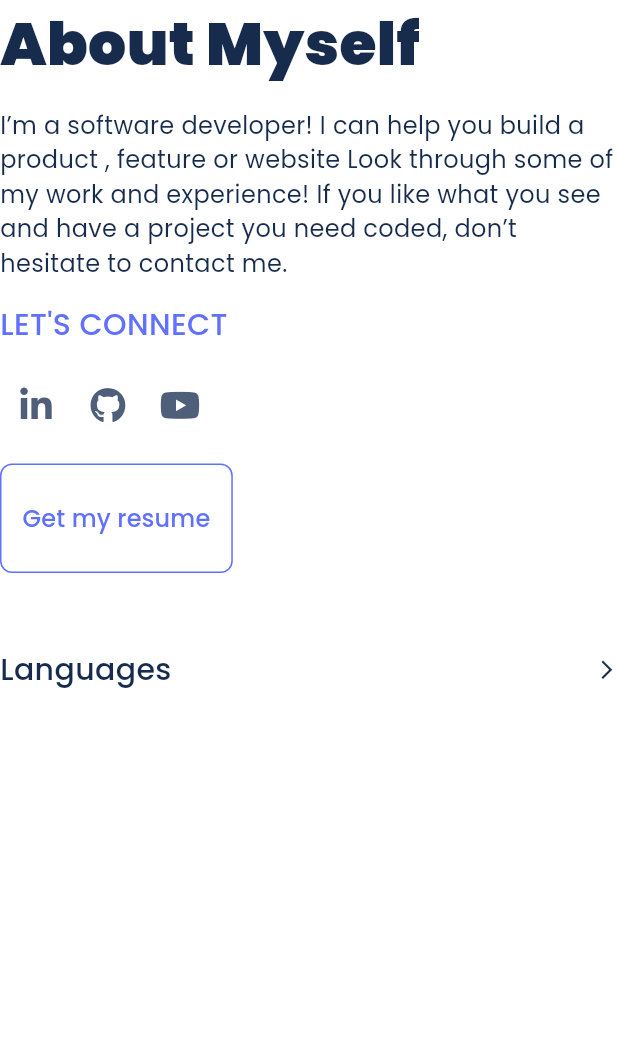
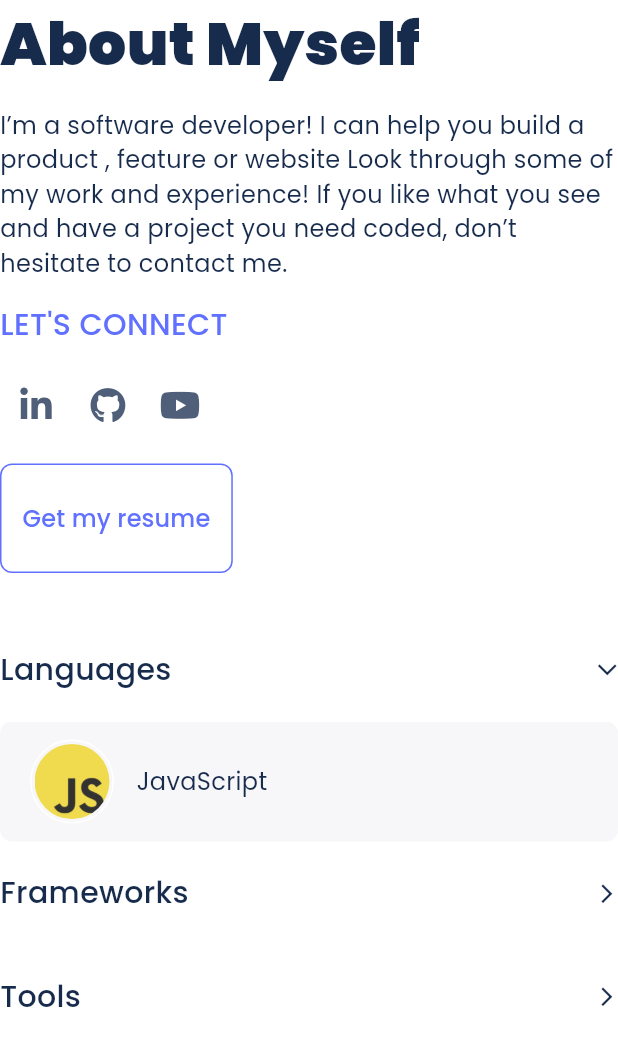
Before and after one commit to Salimer/portfolio-flutter, a Flutter app: the AboutMeWidget widget shown alone on an empty page, opened directly, after a tap on "Languages", on a phone screen of 412 x 824 dp. Shown: the top 1046 px of the screen. Run offline on Flutter 3.47's test engine with Material 3 defaults, Android fonts, the phone set to English and light mode, and no system bars; our stand-ins replace flutter_riverpod, flutter_svg, font_awesome_flutter, riverpod_annotation; generated files the repository leaves out were written again.

Commit message:
Add stacks section

```diff
--- a/lib/core/constants/keys_enums.dart
+++ b/lib/core/constants/keys_enums.dart
@@ -0,0 +1 @@
+enum StackDropdownTypesEnum { languages, frameworks, tools }
--- a/lib/core/constants/layout.dart
+++ b/lib/core/constants/layout.dart
@@ -12,4 +12,7 @@ class Layout {
   static const double bigRadius = 100;
   static const double mediumRadius = 16;
   static const double smallRadius = 8;
+
+  // Height
+  static const double technologyCardHeight = 80;
 }
--- /dev/null
+++ b/lib/features/home/data/models/technology_item_model.dart
@@ -0,0 +1,11 @@
+import 'package:flutter/material.dart' show Widget;
+
+class TechnologyItemModel {
+  final String name;
+  final Widget image;
+
+  TechnologyItemModel({
+    required this.name,
+    required this.image,
+  });
+}
--- a/lib/features/home/presentation/widgets/aboutme/about_me_widget.dart
+++ b/lib/features/home/presentation/widgets/aboutme/about_me_widget.dart
@@ -1,12 +1,12 @@
 import 'package:flutter/material.dart';
-import 'package:flutter_riverpod/flutter_riverpod.dart';
 
 import '../../../../../core/constants/app_colors.dart';
+import '../../../../../core/constants/keys_enums.dart';
 import '../../../../../core/constants/layout.dart';
 import '../../../../../core/constants/text_styles.dart';
-import '../../../providers/is_dropdown_expanded.dart';
 import '../custom_outlined_button.dart';
 import '../social_media_icons.dart';
+import 'stack_item_widget.dart';
 
 class AboutMeWidget extends StatelessWidget {
   const AboutMeWidget({
@@ -35,65 +35,9 @@ class AboutMeWidget extends StatelessWidget {
         const SizedBox(height: Layout.mediumSpace),
         const CustomOutlinedButton(text: "Get my resume"),
         const SizedBox(height: Layout.mediumSpace * 2),
-        Consumer(builder: (context, ref, child) {
-          final isExpanded = ref.watch(isDropdownExpandedProvider);
-          return Column(
-            children: [
-              GestureDetector(
-                onTap: () {
-                  ref.read(isDropdownExpandedProvider.notifier).toggle();
-                },
-                child: Padding(
-                  padding: const EdgeInsets.symmetric(vertical: 20),
-                  child: Row(
-                    mainAxisAlignment: MainAxisAlignment.spaceBetween,
-                    children: [
-                      Text("Languages", style: TextStyles.medium20),
-                      AnimatedRotation(
-                        turns: isExpanded ? 0.25 : 0,
-                        duration: const Duration(milliseconds: 300),
-                        curve: Curves.easeIn,
-                        child: Icon(
-                          Icons.arrow_forward_ios,
-                          color: AppColors.identity[900],
-                          size: 15,
-                        ),
-                      ),
-                    ],
-                  ),
-                ),
-              ),
-              AnimatedContainer(
-                duration: const Duration(milliseconds: 300),
-                height: isExpanded ? null : 0,
-                child: Column(
-                  children: [
-                    Container(
-                      padding: const EdgeInsets.symmetric(
-                        horizontal: Layout.horizontalPadding,
-                        vertical: Layout.mediumSpace,
-                      ),
-                      decoration: BoxDecoration(
-                        color: AppColors.backgroundThemeColor,
-                        borderRadius: BorderRadius.circular(20),
-                      ),
-                      child: Row(
-                        children: [
-                          CircleAvatar(
-                            radius: 20,
-                            backgroundColor: Colors.red,
-                          ),
-                          const SizedBox(width: Layout.mediumSpace),
-                          Text("JavaScript", style: TextStyles.regular16),
-                        ],
-                      )
-                    )
-                  ],
-                ),
-              ),
-            ],
-          );
-        })
+        const StackItemWidget(type: StackDropdownTypesEnum.languages),
+        const StackItemWidget(type: StackDropdownTypesEnum.frameworks),
+        const StackItemWidget(type: StackDropdownTypesEnum.tools),
       ],
     );
   }
--- /dev/null
+++ b/lib/features/home/presentation/widgets/aboutme/stack_item_widget.dart
@@ -0,0 +1,133 @@
+import 'package:flutter/material.dart';
+import 'package:flutter_riverpod/flutter_riverpod.dart';
+
+import '../../../../../assets/gen/assets.gen.dart';
+import '../../../../../core/constants/app_colors.dart';
+import '../../../../../core/constants/keys_enums.dart';
+import '../../../../../core/constants/layout.dart';
+import '../../../../../core/constants/text_styles.dart';
+import '../../../data/models/technology_item_model.dart';
+import '../../../providers/is_frameworks_dropdown_expanded.dart';
+import '../../../providers/is_languages_dropdown_expanded.dart';
+import '../../../providers/is_tools_dropdown_expanded.dart';
+import 'technology_card.dart';
+
+class StackItemWidget extends ConsumerWidget {
+  const StackItemWidget({
+    super.key,
+    required this.type,
+  });
+
+  final StackDropdownTypesEnum type;
+
+  @override
+  Widget build(BuildContext context, WidgetRef ref) {
+    dynamic isExpanded;
+    void Function() onTap;
+    String title;
+    List<TechnologyItemModel> list;
+
+    switch (type) {
+      case StackDropdownTypesEnum.languages:
+        title = "Languages";
+        isExpanded = ref.watch(isLanguagesDropdownExpandedProvider);
+        list = languages();
+        onTap = () {
+          ref.read(isLanguagesDropdownExpandedProvider.notifier).open();
+        };
+      case StackDropdownTypesEnum.tools:
+        title = "Tools";
+        isExpanded = ref.watch(isToolsDropdownExpandedProvider);
+        list = tools();
+        onTap = () {
+          ref.read(isToolsDropdownExpandedProvider.notifier).open();
+        };
+      case StackDropdownTypesEnum.frameworks:
+        title = "Frameworks";
+        isExpanded = ref.watch(isFrameworksDropdownExpandedProvider);
+        list = frameworks();
+        onTap = () {
+          ref.read(isFrameworksDropdownExpandedProvider.notifier).open();
+        };
+    }
+
+    final double expansionHeight = list.length * Layout.technologyCardHeight +
+        Layout.smallSpace * (list.length - 1);
+
+    return Column(
+      children: [
+        GestureDetector(
+          onTap: onTap,
+          child: Container(
+            color: Colors.transparent,
+            padding: const EdgeInsets.symmetric(vertical: 20),
+            child: Row(
+              mainAxisAlignment: MainAxisAlignment.spaceBetween,
+              children: [
+                Text(title, style: TextStyles.medium20),
+                AnimatedRotation(
+                  turns: isExpanded ? 0.25 : 0,
+                  duration: const Duration(milliseconds: 300),
+                  curve: Curves.easeIn,
+                  child: Icon(
+                    Icons.arrow_forward_ios,
+                    color: AppColors.identity[900],
+                    size: 15,
+                  ),
+                ),
+              ],
+            ),
+          ),
+        ),
+        AnimatedContainer(
+          key: const Key("animated_container"),
+          color: Colors.transparent,
+          clipBehavior: Clip.hardEdge,
+          duration: const Duration(milliseconds: 300),
+          height: isExpanded ? expansionHeight : 0,
+          curve: Curves.easeInCubic,
+          child: ListView.separated(
+            itemCount: list.length,
+            physics: const NeverScrollableScrollPhysics(),
+            itemBuilder: (_, index) => TechnologyCard(item: list[index]),
+            separatorBuilder: (context, index) =>
+                const SizedBox(height: Layout.smallSpace),
+          ),
+        ),
+      ],
+    );
+  }
+
+  List<TechnologyItemModel> languages() => [
+        TechnologyItemModel(
+          name: "JavaScript",
+          image: Assets.images.png.javaScriptLogo.image(fit: BoxFit.cover),
+        )
+      ];
+
+  List<TechnologyItemModel> frameworks() => [
+        TechnologyItemModel(
+          name: "JavaScript",
+          image: Assets.images.png.javaScriptLogo.image(fit: BoxFit.cover),
+        ),
+        TechnologyItemModel(
+          name: "JavaScript",
+          image: Assets.images.png.javaScriptLogo.image(fit: BoxFit.cover),
+        )
+      ];
+
+  List<TechnologyItemModel> tools() => [
+        TechnologyItemModel(
+          name: "JavaScript",
+          image: Assets.images.png.javaScriptLogo.image(fit: BoxFit.cover),
+        ),
+        TechnologyItemModel(
+          name: "JavaScript",
+          image: Assets.images.png.javaScriptLogo.image(fit: BoxFit.cover),
+        ),
+        TechnologyItemModel(
+          name: "JavaScript",
+          image: Assets.images.png.javaScriptLogo.image(fit: BoxFit.cover),
+        )
+      ];
+}
--- /dev/null
+++ b/lib/features/home/presentation/widgets/aboutme/technology_card.dart
@@ -0,0 +1,53 @@
+import 'package:flutter/material.dart';
+
+import '../../../../../core/constants/app_colors.dart';
+import '../../../../../core/constants/layout.dart';
+import '../../../../../core/constants/text_styles.dart';
+import '../../../data/models/technology_item_model.dart';
+
+class TechnologyCard extends StatelessWidget {
+  const TechnologyCard({
+    super.key,
+    required this.item,
+  });
+
+  final TechnologyItemModel item;
+
+  @override
+  Widget build(BuildContext context) {
+    return Container(
+      height: Layout.technologyCardHeight,
+      padding: const EdgeInsets.symmetric(
+        horizontal: Layout.horizontalPadding,
+        vertical: Layout.smallSpace,
+      ),
+      decoration: BoxDecoration(
+        color: AppColors.backgroundThemeColor,
+        borderRadius: BorderRadius.circular(8),
+      ),
+      child: Row(
+        children: [
+          Container(
+            padding: const EdgeInsets.all(2),
+            decoration: BoxDecoration(
+              border: Border.all(color: Colors.white),
+              shape: BoxShape.circle,
+            ),
+            child: ClipOval(
+              child: item.image,
+            ),
+          ),
+          const SizedBox(width: Layout.mediumSpace),
+          Flexible(
+            child: Text(
+              item.name,
+              style: TextStyles.regular16,
+              overflow: TextOverflow.ellipsis,
+              maxLines: 1,
+            ),
+          ),
+        ],
+      ),
+    );
+  }
+}
--- a/lib/features/home/providers/is_dropdown_expanded.dart
+++ /dev/null
@@ -1,13 +0,0 @@
-import 'package:riverpod_annotation/riverpod_annotation.dart';
-
-part 'is_dropdown_expanded.g.dart';
-
-@riverpod
-class IsDropdownExpanded extends _$IsDropdownExpanded {
-  @override
-  bool build() => false;
-
-  void toggle() {
-    state = !state;
-  }
-}
--- /dev/null
+++ b/lib/features/home/providers/is_frameworks_dropdown_expanded.dart
@@ -0,0 +1,26 @@
+import 'package:riverpod_annotation/riverpod_annotation.dart';
+
+import 'is_languages_dropdown_expanded.dart';
+import 'is_tools_dropdown_expanded.dart';
+
+part 'is_frameworks_dropdown_expanded.g.dart';
+
+@riverpod
+class IsFrameworksDropdownExpanded extends _$IsFrameworksDropdownExpanded {
+  @override
+  bool build() => false;
+
+  void toggle() {
+    state = !state;
+  }
+
+  void open() {
+    state = true;
+    ref.read(isLanguagesDropdownExpandedProvider.notifier).close();
+    ref.read(isToolsDropdownExpandedProvider.notifier).close();
+  }
+
+  void close() {
+    state = false;
+  }
+}
--- /dev/null
+++ b/lib/features/home/providers/is_languages_dropdown_expanded.dart
@@ -0,0 +1,26 @@
+import 'package:riverpod_annotation/riverpod_annotation.dart';
+
+import 'is_frameworks_dropdown_expanded.dart';
+import 'is_tools_dropdown_expanded.dart';
+
+part 'is_languages_dropdown_expanded.g.dart';
+
+@riverpod
+class IsLanguagesDropdownExpanded extends _$IsLanguagesDropdownExpanded {
+  @override
+  bool build() => true;
+
+  void toggle() {
+    state = !state;
+  }
+
+  void open() {
+    state = true;
+    ref.read(isFrameworksDropdownExpandedProvider.notifier).close();
+    ref.read(isToolsDropdownExpandedProvider.notifier).close();
+  }
+
+  void close() {
+    state = false;
+  }
+}
--- /dev/null
+++ b/lib/features/home/providers/is_tools_dropdown_expanded.dart
@@ -0,0 +1,26 @@
+import 'package:riverpod_annotation/riverpod_annotation.dart';
+
+import 'is_frameworks_dropdown_expanded.dart';
+import 'is_languages_dropdown_expanded.dart';
+
+part 'is_tools_dropdown_expanded.g.dart';
+
+@riverpod
+class IsToolsDropdownExpanded extends _$IsToolsDropdownExpanded {
+  @override
+  bool build() => false;
+
+  void toggle() {
+    state = !state;
+  }
+
+  void open() {
+    state = true;
+    ref.read(isFrameworksDropdownExpandedProvider.notifier).close();
+    ref.read(isLanguagesDropdownExpandedProvider.notifier).close();
+  }
+
+  void close() {
+    state = false;
+  }
+}
```
Also changed, not shown: assets/images/png/JavaScript_logo.png (added).
